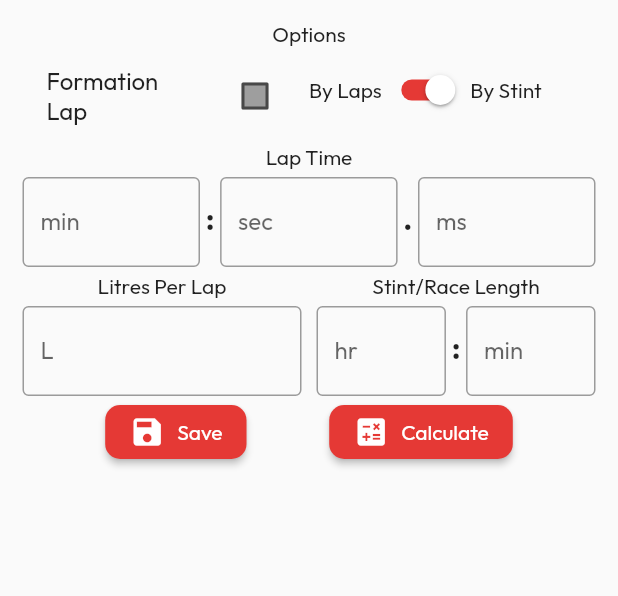
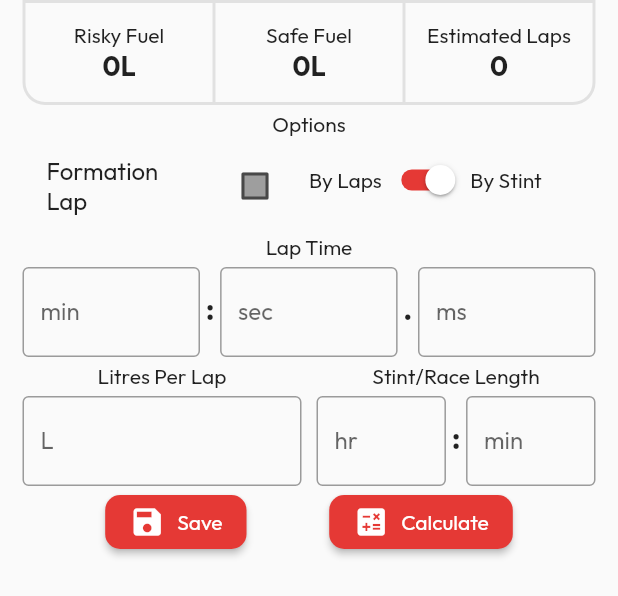
Before and after one commit to IntuitionLabsDevelopment/acc_fuel_app_flutter, a Flutter app: what calculatorScreen() shows on an empty page, opened directly, on a phone screen of 412 x 824 dp. Shown: the top 596 px of the screen. Run offline on Flutter 3.47's test engine with Material 2 defaults, Android fonts, the light colour scheme and no system bars; our stand-ins replace shared_preferences; missing offline and left inert: in_app_review; accounts and stored records are empty.

Commit message:
Calculator Output

```diff
--- a/lib/main.dart
+++ b/lib/main.dart
@@ -55,6 +55,6 @@ class _MyHomePageState extends State<MyHomePage> {
             style: const TextStyle(fontWeight: FontWeight.bold),
           ),
         ),
-        body: calculatorScreen());
+        body: calculatorScreen(context));
   }
 }
--- a/lib/modules/screens/calculator_screen.dart
+++ b/lib/modules/screens/calculator_screen.dart
@@ -1,15 +1,17 @@
 import 'package:acc_fuel_app_flutter/modules/forms/calculator_form.dart';
+import 'package:acc_fuel_app_flutter/widgets/calculator_output_display.dart';
 
 import 'package:flutter/material.dart';
 
-Widget calculatorScreen() {
+Widget calculatorScreen(BuildContext context) {
   return Center(
     child: Padding(
-      padding: const EdgeInsets.symmetric(vertical: 10, horizontal: 15),
+      padding: const EdgeInsets.fromLTRB(15, 0, 15, 10),
       child: Column(
         crossAxisAlignment: CrossAxisAlignment.center,
-        children: const [
-          CalculatorForm(),
+        children: [
+          calculatorOutputDisplay(context),
+          const CalculatorForm(),
         ],
       ),
     ),
--- /dev/null
+++ b/lib/widgets/calculator_output_display.dart
@@ -0,0 +1,77 @@
+import 'package:acc_fuel_app_flutter/utils/helpers/calculate_fuel.dart';
+import 'package:acc_fuel_app_flutter/widgets/calculator_output_section.dart';
+import 'package:acc_fuel_app_flutter/widgets/form/input_options.dart';
+import 'package:flutter/material.dart';
+
+Widget calculatorOutputDisplay(BuildContext context) {
+  return ValueListenableBuilder(
+      valueListenable: usingStintNotifier,
+      builder: (BuildContext context, bool usingStint, Widget? child) {
+        return ConstrainedBox(
+          constraints: const BoxConstraints(maxHeight: 70),
+          child: Container(
+            decoration: BoxDecoration(
+                border: Border.all(
+                    width: 2, color: Theme.of(context).highlightColor),
+                borderRadius: const BorderRadius.only(
+                    bottomLeft: Radius.circular(15),
+                    bottomRight: Radius.circular(15))),
+            child: Row(
+              crossAxisAlignment: CrossAxisAlignment.center,
+              children: [
+                ValueListenableBuilder(
+                    valueListenable: riskyFuelNotifier,
+                    builder:
+                        (BuildContext context, int riskyFuel, Widget? child) {
+                      return Expanded(
+                          child: calculatorOutputSection(
+                        title: 'Risky Fuel',
+                        value: riskyFuel.toString() + 'L',
+                      ));
+                    }),
+                Container(
+                    width: 2,
+                    height: double.infinity,
+                    decoration: BoxDecoration(
+                      border: Border.all(
+                          width: 1, color: Theme.of(context).highlightColor),
+                    )),
+                ValueListenableBuilder(
+                    valueListenable: safeFuelNotifier,
+                    builder:
+                        (BuildContext context, int safeFuel, Widget? child) {
+                      return Expanded(
+                          child: calculatorOutputSection(
+                        title: 'Safe Fuel',
+                        value: safeFuel.toString() + 'L',
+                      ));
+                    }),
+                Visibility(
+                  visible: usingStint,
+                  child: Container(
+                      width: 2,
+                      height: double.infinity,
+                      decoration: BoxDecoration(
+                        border: Border.all(
+                            width: 1, color: Theme.of(context).highlightColor),
+                      )),
+                ),
+                Visibility(
+                  visible: usingStint,
+                  child: ValueListenableBuilder(
+                      valueListenable: estimatedLapsNotifier,
+                      builder: (BuildContext context, int estimatedLaps,
+                          Widget? child) {
+                        return Expanded(
+                            child: calculatorOutputSection(
+                          title: 'Estimated Laps',
+                          value: estimatedLaps.toString(),
+                        ));
+                      }),
+                ),
+              ],
+            ),
+          ),
+        );
+      });
+}
--- /dev/null
+++ b/lib/widgets/calculator_output_section.dart
@@ -0,0 +1,18 @@
+import 'package:flutter/material.dart';
+
+Widget calculatorOutputSection({required String title, required String value}) {
+  return Column(
+    mainAxisAlignment: MainAxisAlignment.center,
+    children: [
+      Text(
+        title,
+        textAlign: TextAlign.center,
+      ),
+      Text(
+        value,
+        textAlign: TextAlign.center,
+        style: const TextStyle(fontSize: 18, fontWeight: FontWeight.bold),
+      )
+    ],
+  );
+}
```
